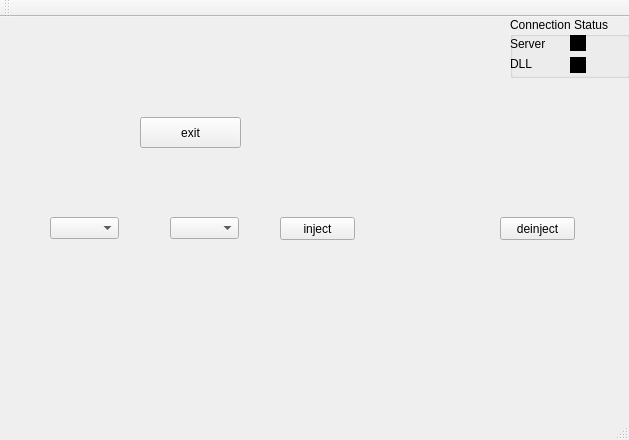
The window that windowQT/windowQT.ui (bguina/wow-dllcore-plugins) describes before a commit, drawn with Qt 5.
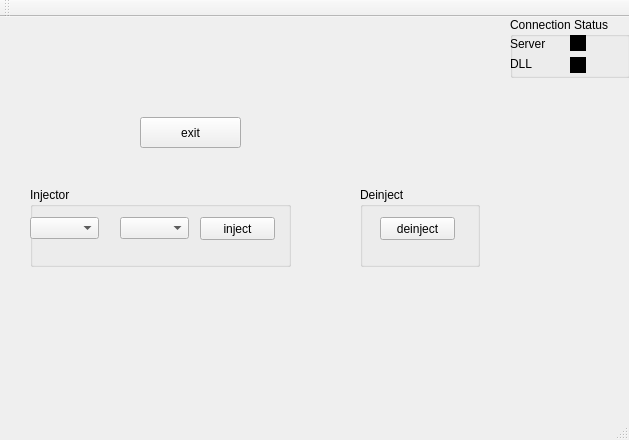
The same window after the commit.

Commit message: [CHORE] Improve window server

Patch:
```diff
--- a/windowQT/windowQT.ui
+++ b/windowQT/windowQT.ui
@@ -116,11 +116,23 @@
      </property>
     </widget>
    </widget>
+   <widget class="QGroupBox" name="containerInjector">
+    <property name="geometry">
+     <rect>
+      <x>30</x>
+      <y>170</y>
+      <width>261</width>
+      <height>80</height>
+     </rect>
+    </property>
+    <property name="title">
+     <string>Injector</string>
+    </property>
    <widget class="QComboBox" name="processPicker">
     <property name="geometry">
      <rect>
-      <x>50</x>
-      <y>200</y>
+       <x>0</x>
+       <y>30</y>
       <width>69</width>
       <height>22</height>
      </rect>
@@ -129,8 +141,8 @@
    <widget class="QComboBox" name="modulePicker">
     <property name="geometry">
      <rect>
-      <x>170</x>
-      <y>200</y>
+       <x>90</x>
+       <y>30</y>
       <width>69</width>
       <height>22</height>
      </rect>
@@ -139,8 +151,8 @@
    <widget class="QPushButton" name="injectButton">
     <property name="geometry">
      <rect>
-      <x>280</x>
-      <y>200</y>
+       <x>170</x>
+       <y>30</y>
       <width>75</width>
       <height>23</height>
      </rect>
@@ -149,11 +161,24 @@
      <string>inject</string>
     </property>
    </widget>
+   </widget>
+   <widget class="QGroupBox" name="containerDeinject">
+    <property name="geometry">
+     <rect>
+      <x>360</x>
+      <y>170</y>
+      <width>120</width>
+      <height>80</height>
+     </rect>
+    </property>
+    <property name="title">
+     <string>Deinject</string>
+    </property>
    <widget class="QPushButton" name="deinjectButton">
     <property name="geometry">
      <rect>
-      <x>500</x>
-      <y>200</y>
+       <x>20</x>
+       <y>30</y>
       <width>75</width>
       <height>23</height>
      </rect>
@@ -161,6 +186,7 @@
     <property name="text">
      <string>deinject</string>
     </property>
+    </widget>
    </widget>
   </widget>
   <widget class="QToolBar" name="mainToolBar">
```
Lines whose indentation alone changed are shown as unchanged. The commit also changes 2 other files.
